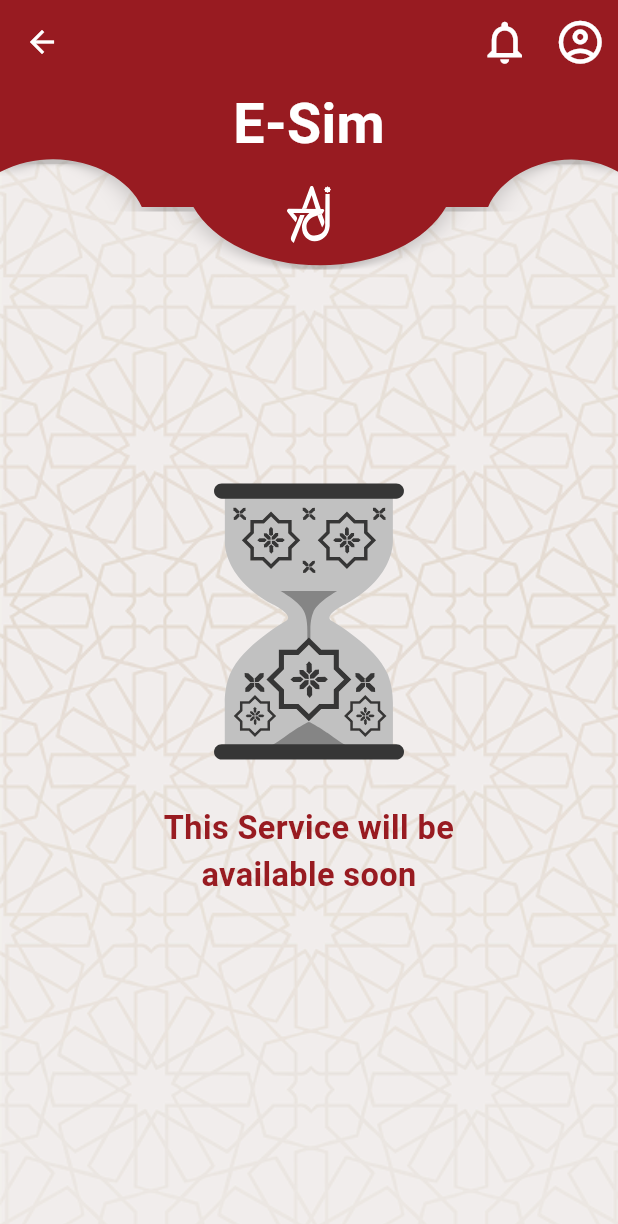
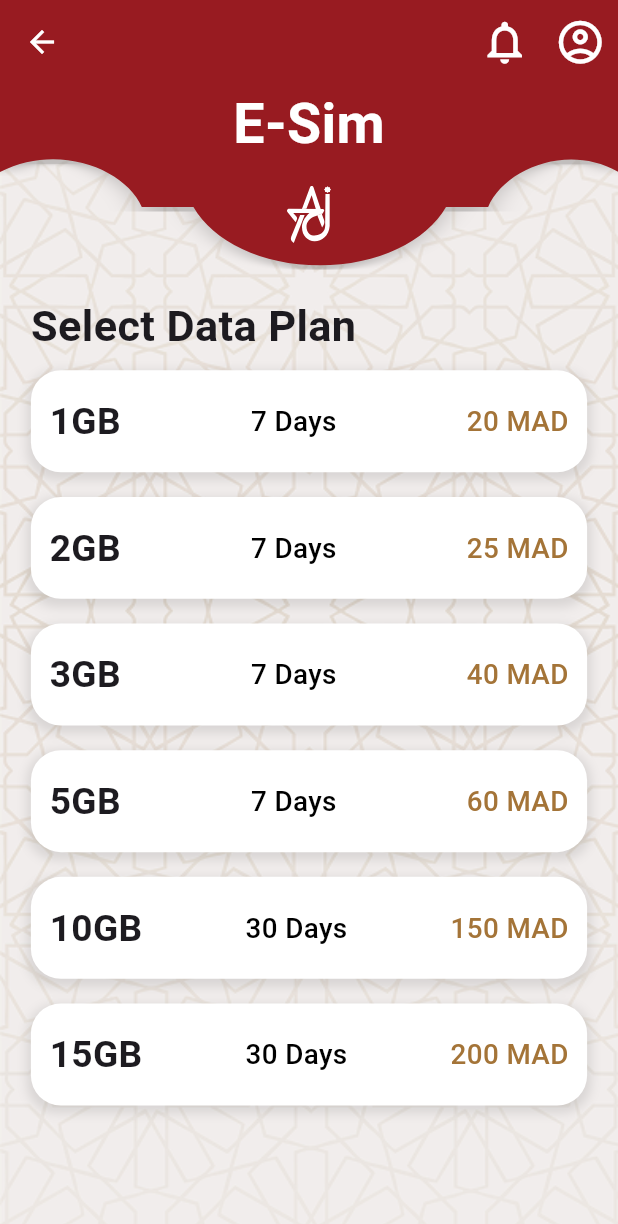
Before and after one commit to amrkharchoufi/AjiApp, a Flutter app: the Clientspace screen opened by its route, after a tap on "E-sim", on a phone screen of 412 x 824 dp. Shown: the top 1224 px of the screen. Run offline on Flutter 3.47's test engine with Material 3 defaults, Android fonts, the light colour scheme and no system bars; our stand-ins replace animate_do, awesome_dialog, cached_network_image, dropdown_search, firebase_auth, firebase_core and 5 more; accounts and stored records are empty; network calls fail; Roboto replaces fonts that are missing (Nunita).

```diff
--- a/lib/services/common/ClientSpace.dart
+++ b/lib/services/common/ClientSpace.dart
@@ -1,5 +1,6 @@
 // ignore_for_file: deprecated_member_use
 
+import 'package:ajiapp/services/common/ComingUp_view.dart';
 import 'package:ajiapp/settings/colors.dart';
 import 'package:ajiapp/settings/size.dart';
 import 'package:ajiapp/services/common/Service_view.dart';
@@ -20,18 +21,44 @@ class Clientspace extends StatefulWidget {
 class ClientspaceState extends State<Clientspace> {
   int _selectedIndex = 0;
 
-  static const List<Widget> _pages = <Widget>[
-    HomePage(),
-    AvailableSoon(),
-    ServiceView(),
-    AvailableSoon(),
-    ProfileView(),
-  ];
-
+  Widget _getPage(int index) {
+  switch (index) {
+    case 0: return const HomePage();
+    case 1: return const ComingUp();
+    case 2: return const ServiceView();
+    case 3: return const AvailableSoon();
+    case 4: return const ProfileView();
+    default: return const HomePage();
+  }
+}
   void _onItemTapped(int index) {
     setState(() {
       _selectedIndex = index;
     });
+  }
+  final Map<String, Widget> _svgCache = {};
+
+  Widget _getSvg(String path, Color color) {
+  final key = '$path-$color';
+  if (!_svgCache.containsKey(key)) {
+    _svgCache[key] = SvgPicture.asset(
+      path,
+      color: color,
+      width: SizeConfig.getBlockSizeHorizontal(7),
+      height: SizeConfig.getBlockSizeHorizontal(7),
+    );
+  }
+  return _svgCache[key]!;
+  }
+    Widget _getSvgactive(String path, Color color) {
+  final key = '$path-$color';
+  if (!_svgCache.containsKey(key)) {
+    _svgCache[key] = SvgPicture.asset(
+      path,
+      color: color,
+    );
+  }
+  return _svgCache[key]!;
   }
 
   @override
@@ -40,7 +67,12 @@ class ClientspaceState extends State<Clientspace> {
     SizeConfig().init(context);
 
     return Scaffold(
-      body: _pages[_selectedIndex],
+      body:IndexedStack(
+            index: _selectedIndex,
+            children: List.generate(5, (index) =>
+            _selectedIndex == index ? _getPage(index) : Container(),
+           ),
+         ),
       bottomNavigationBar: BottomNavigationBar(
         currentIndex: _selectedIndex,
         onTap: _onItemTapped,
@@ -50,28 +82,28 @@ class ClientspaceState extends State<Clientspace> {
         unselectedLabelStyle: TextStyle(fontWeight: FontWeight.normal,fontSize: SizeConfig.getBlockSizeHorizontal(3)),
         items: [
           BottomNavigationBarItem(
-            icon: SvgPicture.asset("assets/icons/hotelicon.svg",color: Colors.brown,width: SizeConfig.getBlockSizeHorizontal(7),height: SizeConfig.getBlockSizeHorizontal(7),),
-            activeIcon: SvgPicture.asset("assets/icons/hotelicon.svg",color: ajired,),
+            icon:_getSvg("assets/icons/hotelicon.svg",Colors.brown,),
+            activeIcon: _getSvgactive("assets/icons/hotelicon.svg", ajired,),
             label: 'Home',
           ),
           BottomNavigationBarItem(
-            icon: SvgPicture.asset("assets/icons/events_icon.svg",color: Colors.brown,width: SizeConfig.getBlockSizeHorizontal(7),height: SizeConfig.getBlockSizeHorizontal(7),),
-            activeIcon: SvgPicture.asset("assets/icons/events_icon.svg",color: ajired,),
+            icon: _getSvg("assets/icons/events_icon.svg", Colors.brown),
+            activeIcon: _getSvgactive("assets/icons/events_icon.svg", ajired,),
             label: 'Events',
           ),
           BottomNavigationBarItem(
-            icon: SvgPicture.asset("assets/icons/service_icon.svg",color: Colors.brown,width: SizeConfig.getBlockSizeHorizontal(7),height: SizeConfig.getBlockSizeHorizontal(7),),
-            activeIcon: SvgPicture.asset("assets/icons/service_icon.svg",color: ajired,),
+            icon: _getSvg("assets/icons/service_icon.svg",Colors.brown,),
+            activeIcon: _getSvgactive("assets/icons/service_icon.svg",ajired,),
             label: 'Services',
           ),
           BottomNavigationBarItem(
-            icon: SvgPicture.asset("assets/icons/search_icon.svg",color: Colors.brown,width: SizeConfig.getBlockSizeHorizontal(7),height: SizeConfig.getBlockSizeHorizontal(7),),
-            activeIcon: SvgPicture.asset("assets/icons/search_icon.svg",color: ajired,),
+            icon: _getSvg("assets/icons/search_icon.svg", Colors.brown,),
+            activeIcon: _getSvgactive("assets/icons/search_icon.svg", ajired,),
             label: 'Search',
           ),
           BottomNavigationBarItem(
-            icon: SvgPicture.asset("assets/icons/profile_icon.svg",color: Colors.brown,width: SizeConfig.getBlockSizeHorizontal(7),height: SizeConfig.getBlockSizeHorizontal(7),),
-            activeIcon: SvgPicture.asset("assets/icons/profile_icon.svg",color: ajired,),
+            icon: _getSvg("assets/icons/profile_icon.svg", Colors.brown),
+            activeIcon: _getSvgactive("assets/icons/profile_icon.svg", ajired,),
             label: 'Profile',
           ),
         ],
--- a/lib/services/common/ComingUp_view.dart
+++ b/lib/services/common/ComingUp_view.dart
@@ -27,10 +27,7 @@ class _ComingUpState extends State<ComingUp> {
           ),
           child: Stack(
             children: [
-
-
-              Expanded(
-                child: ScrollConfiguration(
+              ScrollConfiguration(
                   behavior:
               ScrollConfiguration.of(context).copyWith(overscroll: false),
                 child: SingleChildScrollView(
@@ -103,7 +100,6 @@ class _ComingUpState extends State<ComingUp> {
                   ),
                 ),
               ),
-              ),
               MyappbarWidget(
                 title: "Coming Up",
               ),
--- a/lib/services/common/homepage_view.dart
+++ b/lib/services/common/homepage_view.dart
@@ -25,16 +25,24 @@ class HomePage extends StatefulWidget {
 }
 
 class _HomePageState extends State<HomePage> {
+
+  @override
+  void initState() {
+    WidgetsBinding.instance.addPostFrameCallback((_) {
+    ScreenSize.init(context);
+    SizeConfig().init(context);
+  });
+    super.initState();
+  }
+
   @override
   Widget build(BuildContext context) {
-    ScreenSize.init(context);
     return Scaffold(
       body: ScrollConfiguration(
         behavior: ScrollConfiguration.of(context).copyWith(overscroll: false),
         child: SingleChildScrollView(
           child: Container(
             padding: EdgeInsets.symmetric(
-                horizontal: ScreenSize.width / 20,
                 vertical: ScreenSize.height / 30),
             width: double.infinity,
             decoration: BoxDecoration(
@@ -43,7 +51,11 @@ class _HomePageState extends State<HomePage> {
                     fit: BoxFit.cover)),
             child: Column(
               children: [
-                Row(
+                Padding(
+                  padding: EdgeInsets.symmetric(
+                horizontal: ScreenSize.width / 20,
+              ),
+                  child: Row(
                     crossAxisAlignment: CrossAxisAlignment.end,
                     mainAxisAlignment: MainAxisAlignment.spaceBetween,
                     children: [
@@ -102,6 +114,7 @@ class _HomePageState extends State<HomePage> {
                       )
                     ],
                   ),
+                ),
                 SizedBox(
                   height: 30,
                 ),
@@ -115,27 +128,27 @@ class _HomePageState extends State<HomePage> {
                 SingleChildScrollView(
                   scrollDirection: Axis.horizontal,
                   child: FadeInUp(
-                    duration: Duration(milliseconds: 1200),
+                    duration: Duration(milliseconds: 1000),
                     child: Row(
+                      spacing:  ScreenSize.width / 20,
                       children: [
+                        SizedBox(
+                          width: ScreenSize.width / 80,
+                        ),
                         FeatureCard(
                           title: "Follow your team!",
                           subtitle: "Find where your team plays next",
                           backgroundImage: AssetImage('assets/images/follow_featured.jpg'),
                           description: 'Learn More',
                         ),
-                        SizedBox(
-                          width: ScreenSize.width / 20,
-                        ),
+
                         FeatureCard(
                           title: "Get your E-sim",
                           subtitle: "Stay connected with inwi e-sim",
                           backgroundImage: AssetImage('assets/images/sim.jpg'),
                           description: 'Learn More',
                         ),
-                        SizedBox(
-                          width: ScreenSize.width / 20,
-                        ),
+
                         FeatureCard(
                           title: "Morroco vs Comoros",
                           subtitle: "Dec,21,2025 at 18:00",
@@ -143,27 +156,21 @@ class _HomePageState extends State<HomePage> {
                               AssetImage('assets/images/matchday.jpg'),
                           description: 'Learn More',
                         ),
-                        SizedBox(
-                          width: ScreenSize.width / 20,
-                        ),
+
                         FeatureCard(
                           title: "Your Guide to Morroco",
                           subtitle: "Aji app is your Companion in Morocco",
                           backgroundImage: AssetImage('assets/images/guide.jpg'),
                           description: 'Learn More',
                         ),
-                        SizedBox(
-                          width: ScreenSize.width / 20,
-                        ),
+
                         FeatureCard(
                           title: "Hassan II Mosque",
                           subtitle: "Visit the Largest mosque in Morroco",
                           backgroundImage: AssetImage('assets/images/mosque.jpg'),
                           description: 'Book a Tour',
                         ),
-                        SizedBox(
-                          width: ScreenSize.width / 20,
-                        ),
+
                         FeatureCard(
                           title: "Visit Dar Naji",
                           subtitle: "Get an unmatched taset of Morroco",
@@ -171,7 +178,9 @@ class _HomePageState extends State<HomePage> {
                               AssetImage('assets/images/f-image.jpg'),
                           description: 'Book a Tour',
                         ),
-
+                        SizedBox(
+                          width: ScreenSize.width / 80,
+                        ),
                       ],
                     ),
                   ),
@@ -180,7 +189,7 @@ class _HomePageState extends State<HomePage> {
                   height: 20,
                 ),
                 FadeInRight(
-                  duration: Duration(milliseconds: 1400),
+                  duration: Duration(milliseconds: 1000),
                   child: SectionHeader(
                     title: "Services",
                     actionWidget:  ServiceView(),
@@ -194,7 +203,7 @@ class _HomePageState extends State<HomePage> {
                   height: 20,
                 ),
                 FadeInRight(
-                  duration: Duration(milliseconds: 1800),
+                  duration: Duration(milliseconds: 1000),
                   child: SectionHeader(
                     title: "Coming Up",
                     actionWidget:  ComingUp(),
@@ -206,9 +215,13 @@ class _HomePageState extends State<HomePage> {
                 SingleChildScrollView(
                   scrollDirection: Axis.horizontal,
                   child: FadeInUp(
-                    duration: Duration(milliseconds: 2000),
+                    duration: Duration(milliseconds: 1000),
                     child: Row(
+                      spacing:  ScreenSize.width / 20,
                       children: [
+                        SizedBox(
+                          width: ScreenSize.width / 80,
+                        ),
                         Matchwidget(
                                 width: ScreenSize.width/1.3,
                                 height: ScreenSize.height / 4,
@@ -218,9 +231,7 @@ class _HomePageState extends State<HomePage> {
                                 MatchDate: "Sunday, Dec 21 \n18:00",
                                 Matchplace: "Sport Complexe Prince",
                                 Price: "600"),
-                        SizedBox(
-                          width: ScreenSize.width / 20,
-                        ),
+
                           Matchwidget(
                                 width: ScreenSize.width/1.3,
                                 height: ScreenSize.height / 4,
@@ -230,6 +241,9 @@ class _HomePageState extends State<HomePage> {
                                 MatchDate: "Sunday, Dec 21 \n18:00",
                                 Matchplace: "Sport Complexe Prince",
                                 Price: "600"),
+                                SizedBox(
+                          width: ScreenSize.width / 80,
+                        ),
                       ],
                     ),
                   ),
@@ -238,7 +252,7 @@ class _HomePageState extends State<HomePage> {
                   height: 20,
                 ),
                 FadeInRight(
-                  duration: Duration(milliseconds: 2200),
+                  duration: Duration(milliseconds: 1000),
                   child: SectionHeader(
                     title: "Discover",
                     actionWidget: Discover(),
@@ -250,34 +264,35 @@ class _HomePageState extends State<HomePage> {
                 SingleChildScrollView(
                   scrollDirection: Axis.horizontal,
                   child: FadeInUp(
-                    duration: Duration(milliseconds: 2400),
+                    duration: Duration(milliseconds: 1000),
                     child: Row(
+                      spacing:ScreenSize.width / 20,
                       children: [
+                        SizedBox(
+                          width: ScreenSize.width / 80,
+                        ),
                         SiteCard(
                             title: "Mausoleum of Mohammed V",
                             backgroundImage:
                                 AssetImage("assets/images/city1.png")),
-                        SizedBox(
-                          width: ScreenSize.width / 30,
-                        ),
+
                         SiteCard(
                             title: "Hassan Tower",
                             backgroundImage:
                                 AssetImage("assets/images/city2.png")),
-                        SizedBox(
-                          width: ScreenSize.width / 30,
-                        ),
+
                         SiteCard(
                             title: "Hassan II Mosque",
                             backgroundImage:
                                 AssetImage("assets/images/mosque.png")),
-                        SizedBox(
-                          width: ScreenSize.width / 30,
-                        ),
+
                         SiteCard(
                             title: "Hercules Caves",
                             backgroundImage:
-                                AssetImage("assets/images/hercules.png"))
+                                AssetImage("assets/images/hercules.png")),
+                                SizedBox(
+                          width: ScreenSize.width / 80,
+                        ),
                       ],
                     ),
                   ),
--- /dev/null
+++ b/lib/services/e-sim_service/controller/e-sim_controller.dart
@@ -0,0 +1,36 @@
+import 'package:get/get.dart';
+
+class E_simController extends GetxController {
+   List<Map<String,String>> E_sims = [
+    {
+      "data": "1GB",
+      "durations": "7 Days",
+      "price": "20 MAD",
+    },
+    {
+      "data": "2GB",
+      "durations": "7 Days",
+      "price": "25 MAD",
+    },
+      {
+      "data": "3GB",
+      "durations": "7 Days",
+      "price": "40 MAD",
+    },
+    {
+      "data": "5GB",
+      "durations": "7 Days",
+      "price": "60 MAD",
+    },
+    {
+      "data": "10GB",
+      "durations": "30 Days",
+      "price": "150 MAD",
+    },
+    {
+      "data": "15GB",
+      "durations": "30 Days",
+      "price": "200 MAD",
+    },
+  ].obs;
+}
--- a/lib/services/e-sim_service/view/e-sim_view.dart
+++ b/lib/services/e-sim_service/view/e-sim_view.dart
@@ -1,14 +1,17 @@
+import 'package:ajiapp/services/e-sim_service/controller/e-sim_controller.dart';
 import 'package:ajiapp/settings/size.dart';
-import 'package:ajiapp/widgets/available%20_soon_widget.dart';
+import 'package:ajiapp/widgets/e-sim_widget.dart';
 import 'package:ajiapp/widgets/myappbar_widget.dart';
 import 'package:flutter/material.dart';
+import 'package:get/get.dart';
 
 class EsimView extends StatelessWidget {
   const EsimView({super.key});
 
   @override
   Widget build(BuildContext context) {
-    ScreenSize.init(context);
+    final E_simController controller = Get.put(E_simController());
+    SizeConfig().init(context);
     return Scaffold(
         body: Container(
       width: ScreenSize.width,
@@ -25,10 +28,32 @@ class EsimView extends StatelessWidget {
             MyappbarWidget(
               title: "E-Sim",
             ),
-                SizedBox(
-                  height: ScreenSize.height / 6,
+            Padding(
+              padding: EdgeInsets.all(SizeConfig.getBlockSizeHorizontal(5)),
+              child: Column(
+                crossAxisAlignment: CrossAxisAlignment.start,
+                children: [
+                  Text("Select Data Plan",
+                      style: TextStyle(
+                        fontSize: SizeConfig.getBlockSizeHorizontal(7),
+                        fontWeight: FontWeight.bold,
+                      )),
+                  Obx(
+                    () {
+                      return Column(
+                        children: controller.E_sims.map((plan) {
+                          return E_simWidget(
+                            data: plan["data"],
+                            durations: plan["durations"],
+                            price: plan["price"],
+                          );
+                        }).toList(),
+                      );
+                    },
+                  )
+                ],
               ),
-                Available_SoonWidget()
+            ),
           ],
         ),
       ),
--- /dev/null
+++ b/lib/widgets/e-sim_widget.dart
@@ -0,0 +1,59 @@
+// ignore_for_file: deprecated_member_use
+
+import 'package:ajiapp/settings/colors.dart';
+import 'package:ajiapp/settings/size.dart';
+import 'package:flutter/material.dart';
+
+class E_simWidget extends StatelessWidget {
+  final String? data;
+  final String? durations;
+  final String? price;
+  const E_simWidget({super.key, this.data, this.durations, this.price});
+
+  @override
+  Widget build(BuildContext context) {
+    SizeConfig().init(context);
+    return Container(
+      padding: EdgeInsets.symmetric(
+          vertical: SizeConfig.getBlockSizeVertical(2),
+          horizontal: SizeConfig.getBlockSizeHorizontal(3)),
+      margin: EdgeInsets.symmetric(
+          vertical: SizeConfig.getBlockSizeHorizontal(2),),
+          decoration: BoxDecoration(
+            color: Colors.white,
+            borderRadius: BorderRadius.circular(20),
+            boxShadow: [
+              BoxShadow(
+                color: Colors.black.withOpacity(0.1),
+                spreadRadius: 2,
+                blurRadius: 5,
+                offset: Offset(0, 3), // changes position of shadow
+              ),
+            ],
+          ),
+      width: double.infinity,
+      child: Row(
+        mainAxisAlignment: MainAxisAlignment.spaceBetween,
+        children: [
+          Text(data!,
+              style: TextStyle(
+                fontSize: SizeConfig.getBlockSizeHorizontal(6),
+                fontWeight: FontWeight.bold,
+              )),
+              Text(durations!,
+              style: TextStyle(
+                fontSize:SizeConfig.getBlockSizeHorizontal(4.5),
+                fontWeight: FontWeight.w500,
+                color: Colors.black,
+              )),
+              Text(price!,
+              style: TextStyle(
+                fontSize: SizeConfig.getBlockSizeHorizontal(4.5),
+                fontWeight: FontWeight.w500,
+                color: gold,
+              )),
+        ],
+      ),
+    );
+  }
+}
--- a/lib/widgets/section_header.dart
+++ b/lib/widgets/section_header.dart
@@ -9,7 +9,11 @@ class SectionHeader extends StatelessWidget {
   @override
   Widget build(BuildContext context) {
     SizeConfig().init(context);
-    return Row(
+    return Padding(
+      padding: EdgeInsets.symmetric(
+                horizontal: SizeConfig.getBlockSizeHorizontal(5),
+                ),
+      child: Row(
         mainAxisAlignment: MainAxisAlignment.spaceBetween,
         crossAxisAlignment: CrossAxisAlignment.center,
         children: [
@@ -27,6 +31,7 @@ class SectionHeader extends StatelessWidget {
             child:  Text("View all", style: TextStyle(fontSize: SizeConfig.getBlockSizeHorizontal(4))),
           ),
         ],
+      ),
     );
   }
 }
--- a/pubspec.yaml
+++ b/pubspec.yaml
@@ -54,6 +54,8 @@ dependencies:
   get: ^4.6.6
   cached_network_image: ^3.4.1
   intl: ^0.19.0
+  google_maps_flutter: ^2.12.1
+  location: ^8.0.0
 
 dev_dependencies:
   flutter_test:
```
Also changed, not shown: lib/main.dart (+7 -1 lines), lib/services/common/Map_view.dart (added, +21 -0 lines), lib/services/food_service/food_view.dart.dart (+9 -7 lines), lib/services/profile/view/profile_view.dart (+19 -85 lines), pubspec.lock, 2 other files. Lines whose indentation alone changed are shown as unchanged.
